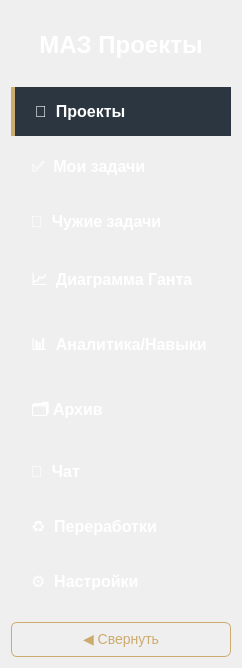
The window that ui/left_panel.ui (lerakaplich/TaskPlanner2) describes before a commit, drawn with Qt 5.
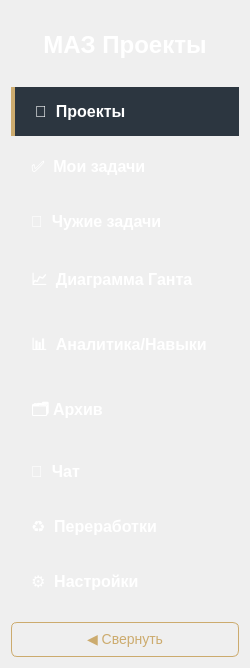
The same window after the commit.

Commit message: ширина панели

```diff
--- a/ui/left_panel.ui
+++ b/ui/left_panel.ui
@@ -6,10 +6,16 @@
    <rect>
     <x>0</x>
     <y>0</y>
-    <width>242</width>
+    <width>250</width>
     <height>668</height>
    </rect>
   </property>
+  <property name="minimumSize">
+   <size>
+    <width>250</width>
+    <height>0</height>
+   </size>
+  </property>
   <layout class="QVBoxLayout" name="verticalLayout_2">
    <item>
     <widget class="QLabel" name="label">
```
